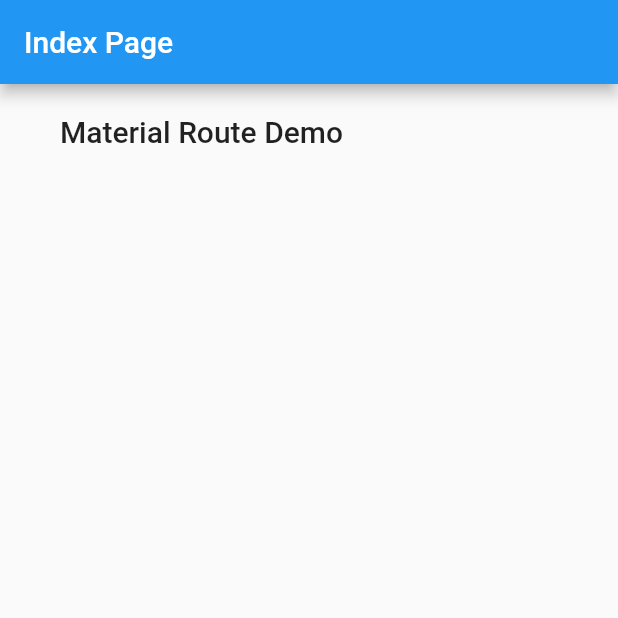
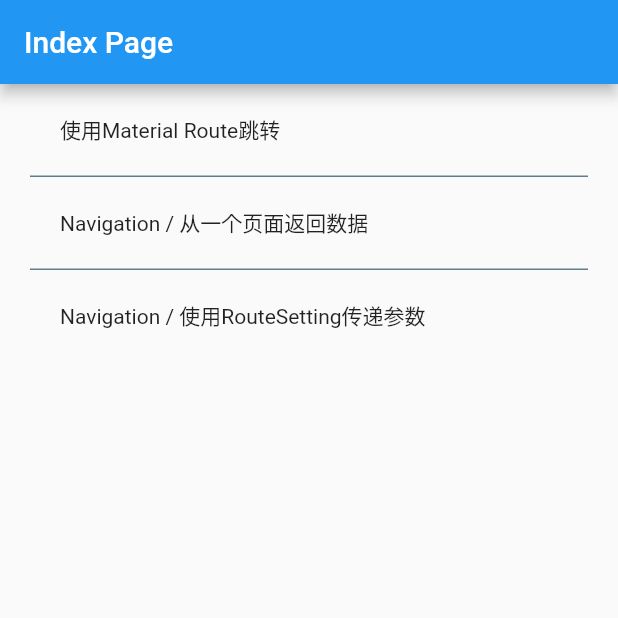
Before and after one commit to WIZOooo/FlutterDemo, a Flutter app: the screen it shows after launch, on a phone screen of 412 x 824 dp, the top half of it. Run offline on Flutter 3.47's test engine with Material 2 defaults, Android fonts, the phone set to English and light mode, and no system bars.

Commit message:
导航demo

```diff
--- a/lib/index_page.dart
+++ b/lib/index_page.dart
@@ -1,11 +1,29 @@
 import 'package:flutter/material.dart';
+import 'package:material_route_demo/Navigation/popWithResult/pop_with_result.dart';
+import 'package:material_route_demo/Navigation/routesetting_transfer_param/routesetting_transfer_param.dart';
 import 'package:material_route_demo/material_route_demo/material_route_home_page.dart';
 
 final List<IndexPageItem> pageItemList = [
   IndexPageItem(
-    itemName: 'Material Route Demo',
+    itemName: '使用Material Route跳转',
     targetWidget: MaterialRouteHomePage(),
   ),
+  IndexPageItem(
+    itemName: 'Navigation / 从一个页面返回数据',
+    targetWidget: HomeScreen(),
+  ),
+  IndexPageItem(
+    itemName: 'Navigation / 使用RouteSetting传递参数',
+    targetWidget: TodosScreen(
+      todos: List.generate(
+        20,
+        (i) => Todo(
+          'Todo $i',
+          'A description of what needs to be done for Todo $i',
+        ),
+      ),
+    ),
+  )
 ];
 
 class IndexPage extends StatelessWidget {
@@ -57,7 +75,7 @@ class IndexPageItem extends StatelessWidget {
         padding: EdgeInsets.symmetric(horizontal: 20, vertical: 20),
         child: Text(
           itemName,
-          style: Theme.of(context).textTheme.headline6,
+          style: Theme.of(context).textTheme.bodyText2,
         ),
       ),
     );
```
Also changed, not shown: lib/Navigation/popWithResult/pop_with_result.dart (added, +88 -0 lines), lib/Navigation/routesetting_transfer_param/routesetting_transfer_param.dart (added, +85 -0 lines), lib/main.dart (line endings or trailing spaces).
